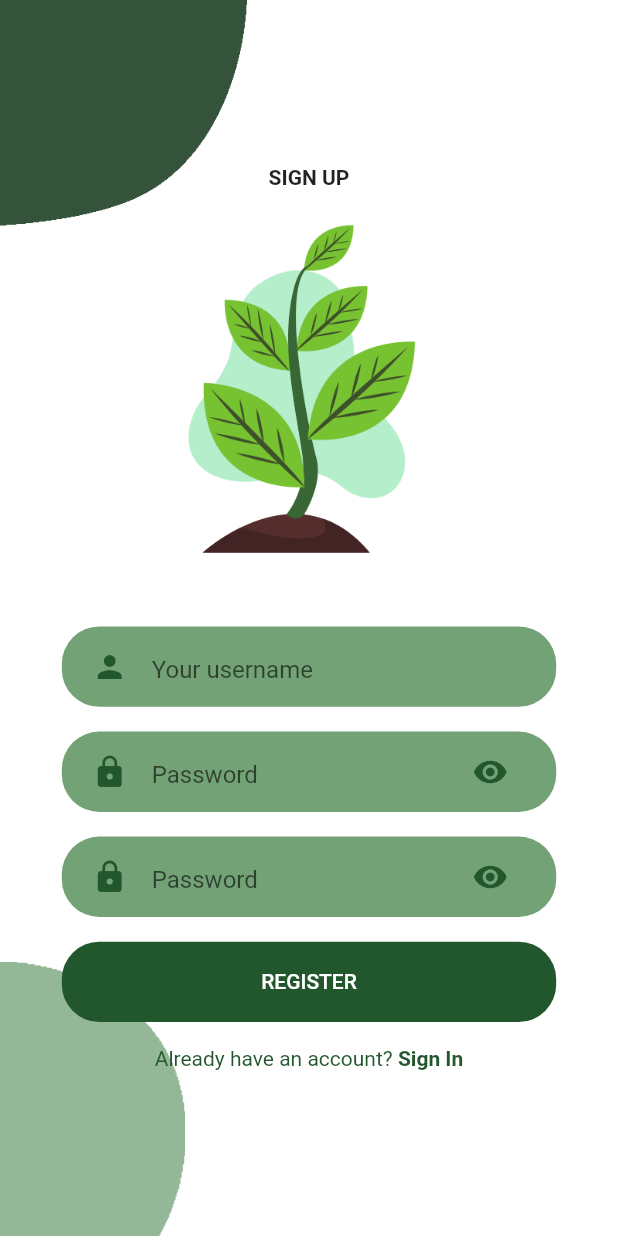
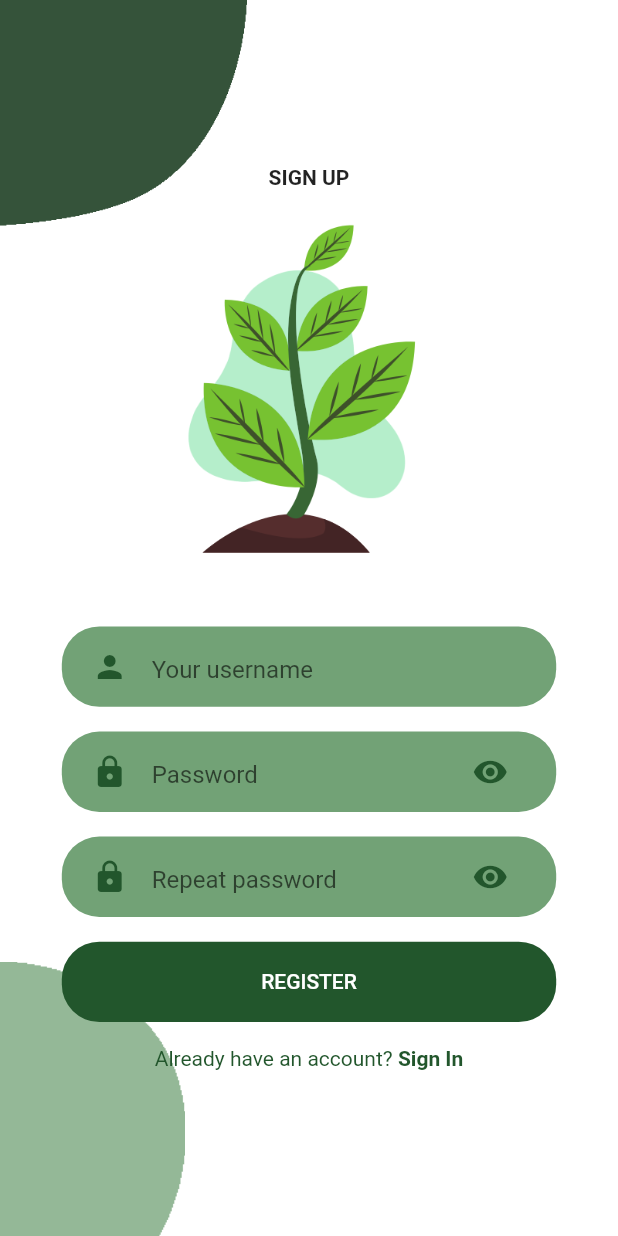
Before and after one commit to Endrju00/plantapp, a Flutter app: the SignUpScreen screen opened directly, on a phone screen of 412 x 824 dp. Run offline on Flutter 3.47's test engine with Material 2 defaults, Android fonts, the phone set to English and light mode, and no system bars.

Commit message:
Update rounded_password_field.dart

```diff
--- a/lib/components/rounded_password_field.dart
+++ b/lib/components/rounded_password_field.dart
@@ -4,9 +4,11 @@ import 'package:plantapp/constants.dart';
 
 class RoundedPasswordField extends StatelessWidget {
   final ValueChanged<String> onChanged;
+  final String hintText;
   const RoundedPasswordField({
     Key? key,
     required this.onChanged,
+    this.hintText = "Password",
   }) : super(key: key);
 
   @override
@@ -15,9 +17,9 @@ class RoundedPasswordField extends StatelessWidget {
       child: TextField(
         obscureText: true,
         onChanged: onChanged,
-        decoration: const InputDecoration(
-          hintText: "Password",
-          icon: Icon(
+        decoration: InputDecoration(
+          hintText: hintText,
+          icon: const Icon(
             Icons.lock,
             color: cPrimaryColor,
           ),
```
